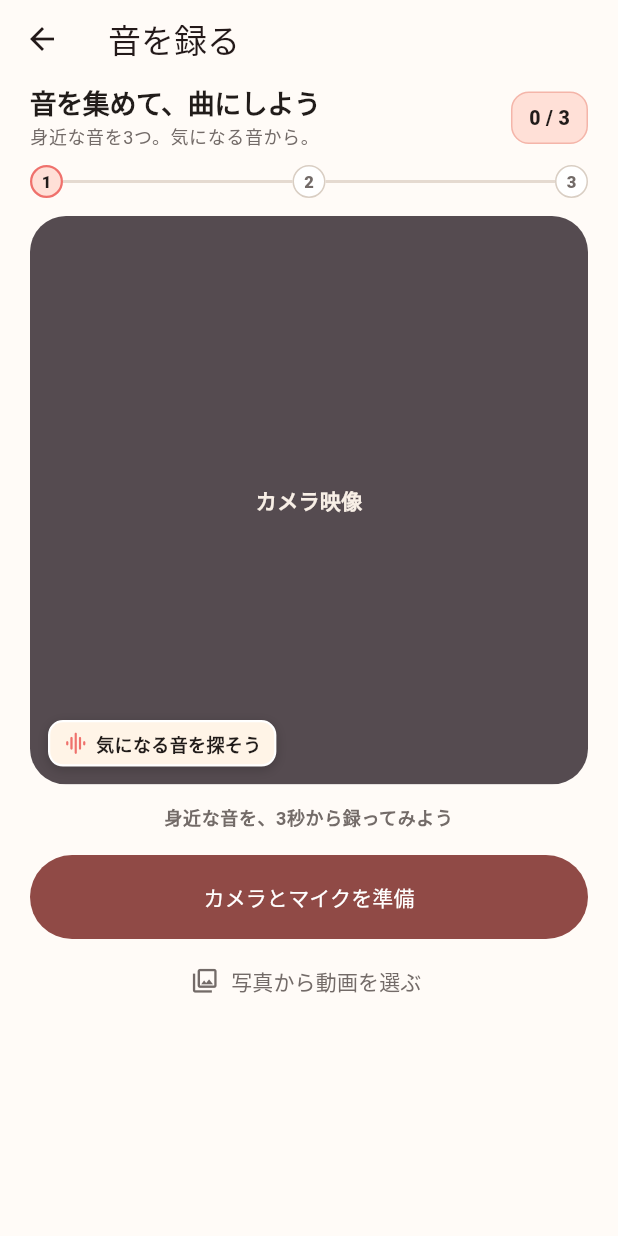
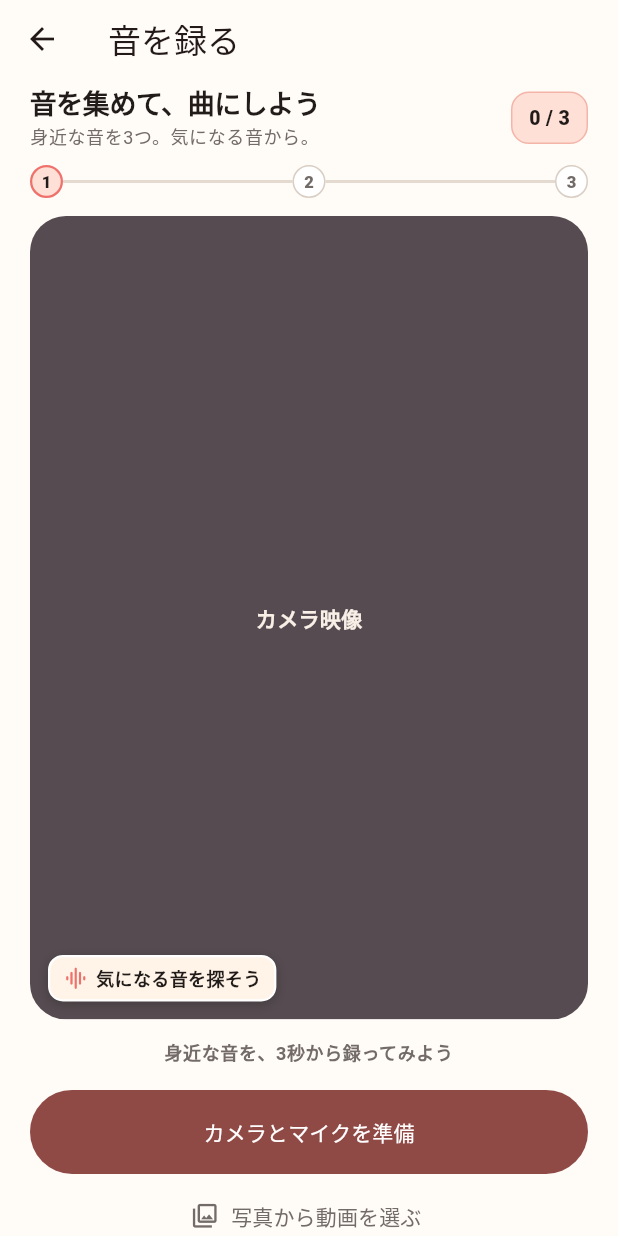
Before and after one commit to yurashu2-droid/OtoGrashi, a Flutter app: the CaptureScreen screen opened directly with empty values, on a phone screen of 412 x 824 dp. Run offline on Flutter 3.47's test engine with Material 3 defaults, Android fonts, the phone set to English and light mode, and no system bars; missing offline and left inert: sqlite3.

Commit message:
Restore large capture preview and elapsed time

```diff
--- a/lib/features/capture/capture_screen.dart
+++ b/lib/features/capture/capture_screen.dart
@@ -54,9 +54,10 @@ final class _CaptureScreenState extends State<CaptureScreen> {
         final state = widget.controller.state;
         final captured = state.capturedMedia;
         final screenSize = MediaQuery.sizeOf(context);
-        final previewHeight = (screenSize.height * 0.46).clamp(
-          280.0,
-          MediaQuery.textScalerOf(context).scale(16) > 21 ? 360.0 : 400.0,
+        final largeText = MediaQuery.textScalerOf(context).scale(16) > 21;
+        final previewHeight = (screenSize.height * 0.65).clamp(
+          340.0,
+          largeText ? 420.0 : 540.0,
         ).toDouble();
         return Scaffold(
           appBar: AppBar(title: const Text('音を録る'), toolbarHeight: 52),
@@ -114,6 +115,31 @@ final class _CaptureScreenState extends State<CaptureScreen> {
                                 handle: state.handle,
                                 testFixture: widget.testFixture,
                               ),
+                            if (state.phase == CapturePhase.ready)
+                              Positioned(
+                                top: 12,
+                                right: 12,
+                                child: OutlinedButton.icon(
+                                  onPressed:
+                                      widget.controller.isSwitchingCamera
+                                      ? null
+                                      : widget.controller.switchCamera,
+                                  style: OutlinedButton.styleFrom(
+                                    minimumSize: const Size(0, 44),
+                                    backgroundColor: AppTokens.surfaceColor,
+                                    foregroundColor: AppTokens.ink,
+                                  ),
+                                  icon: const Icon(
+                                    Icons.flip_camera_ios_outlined,
+                                    size: 18,
+                                  ),
+                                  label: Text(
+                                    state.cameraFacing == CameraFacing.back
+                                        ? 'インカメ'
+                                        : '外カメ',
+                                  ),
+                                ),
+                              ),
                             Positioned(
                               left: 12,
                               bottom: 12,
@@ -135,7 +161,10 @@ final class _CaptureScreenState extends State<CaptureScreen> {
                   ),
                 ),
                 if (state.phase == CapturePhase.recording)
-                  _RecordingProgress(progress: state.progress)
+                  _RecordingProgress(
+                    progress: state.progress,
+                    targetDurationUs: _durationUs,
+                  )
                 else ...[
                   const SizedBox(height: 8),
                   _CaptureStatus(text: _statusText(state)),
@@ -186,10 +215,7 @@ final class _CaptureScreenState extends State<CaptureScreen> {
                     ],
                   ),
                   const SizedBox(height: AppTokens.controlGap),
-                  Row(
-                    children: [
-                      Expanded(
-                        child: FilledButton(
+                  FilledButton(
                     onPressed: () => widget.controller.record(
                       maxDurationUs: _durationUs,
                     ),
@@ -208,24 +234,6 @@ final class _CaptureScreenState extends State<CaptureScreen> {
                     child: Text(
                       _durationUs == 3000000 ? '♪  3秒撮る' : '♪  6秒撮る',
                     ),
-                        ),
-                      ),
-                      const SizedBox(width: 10),
-                      OutlinedButton.icon(
-                        onPressed: widget.controller.isSwitchingCamera
-                            ? null
-                            : widget.controller.switchCamera,
-                        style: OutlinedButton.styleFrom(
-                          minimumSize: const Size(0, 56),
-                        ),
-                        icon: const Icon(Icons.flip_camera_ios_outlined),
-                        label: Text(
-                          state.cameraFacing == CameraFacing.back
-                              ? 'インカメ'
-                              : '外カメ',
-                        ),
-                      ),
-                    ],
                   ),
                 ],
                 if (state.phase == CapturePhase.recording)
@@ -674,12 +682,20 @@ final class _CaptureStatus extends StatelessWidget {
 }
 
 final class _RecordingProgress extends StatelessWidget {
-  const _RecordingProgress({required this.progress});
+  const _RecordingProgress({
+    required this.progress,
+    required this.targetDurationUs,
+  });
 
   final double progress;
+  final int targetDurationUs;
 
   @override
-  Widget build(BuildContext context) => Column(
+  Widget build(BuildContext context) {
+    final boundedProgress = progress.clamp(0, 1).toDouble();
+    final targetSeconds = targetDurationUs / 1000000;
+    final elapsedSeconds = targetSeconds * boundedProgress;
+    return Column(
       children: [
         Row(
           children: [
@@ -691,14 +707,17 @@ final class _RecordingProgress extends StatelessWidget {
                 style: TextStyle(fontWeight: FontWeight.w800),
               ),
             ),
-          Text('${(progress.clamp(0, 1) * 100).round()}%'),
+            Text(
+              '${elapsedSeconds.toStringAsFixed(1)} / '
+              '${targetSeconds.toStringAsFixed(1)}秒',
+            ),
           ],
         ),
         const SizedBox(height: 5),
         ClipRRect(
           borderRadius: BorderRadius.circular(4),
           child: LinearProgressIndicator(
-          value: progress.clamp(0, 1).toDouble(),
+            value: boundedProgress,
             minHeight: 6,
             color: AppTokens.coral,
             backgroundColor: const Color(0xFFE9DFD4),
@@ -707,3 +726,4 @@ final class _RecordingProgress extends StatelessWidget {
       ],
     );
   }
+}
```
Lines whose indentation alone changed are shown as unchanged.
